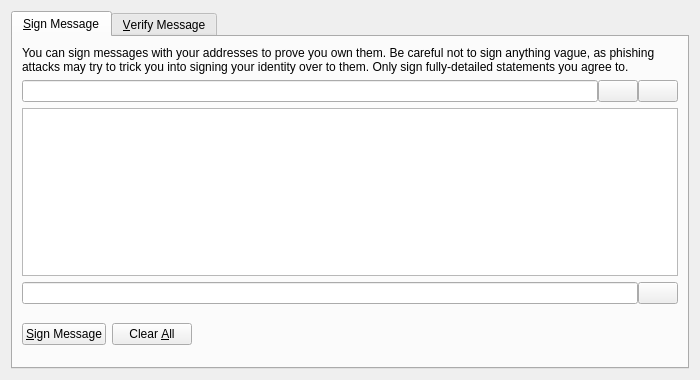
First picture: the form in src/qt/forms/signverifymessagedialog.ui, repository cryptogenicbonds/CryptoBullion-CBX, before the edit.
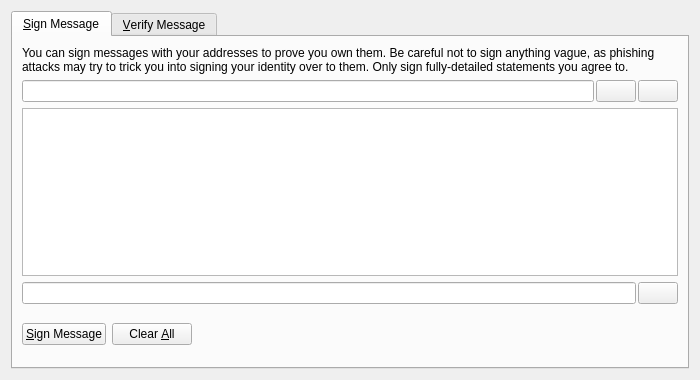
Second picture: the form after the edit. The open tabs and pages were chosen to show the change. Icons and pictures are not drawn. Custom widgets are drawn as their Qt base class.

Commit message: Add 2px spacing between buttons and edit boxes.

Diff of the .ui file:
```diff
--- a/src/qt/forms/signverifymessagedialog.ui
+++ b/src/qt/forms/signverifymessagedialog.ui
@@ -43,10 +43,19 @@
        <item>
         <layout class="QHBoxLayout" name="horizontalLayout_1_SM">
          <property name="spacing">
+          <number>2</number>
+         </property>
+         <property name="leftMargin">
           <number>0</number>
          </property>
          <item>
           <widget class="QValidatedLineEdit" name="addressIn_SM">
+           <property name="sizePolicy">
+            <sizepolicy hsizetype="Expanding" vsizetype="Fixed">
+             <horstretch>0</horstretch>
+             <verstretch>0</verstretch>
+            </sizepolicy>
+           </property>
            <property name="toolTip">
             <string>The address to sign the message with (e.g. 4Zo1ga6xuKuQ7JV7M9rGDoxdbYwV5zgQJ5)</string>
            </property>
@@ -107,7 +116,7 @@
        <item>
         <layout class="QHBoxLayout" name="horizontalLayout_2_SM">
          <property name="spacing">
-          <number>0</number>
+          <number>2</number>
          </property>
          <item>
           <widget class="QLineEdit" name="signatureOut_SM">
```
Left out of the diff: 4 changed lines with no effect on the pictures.
